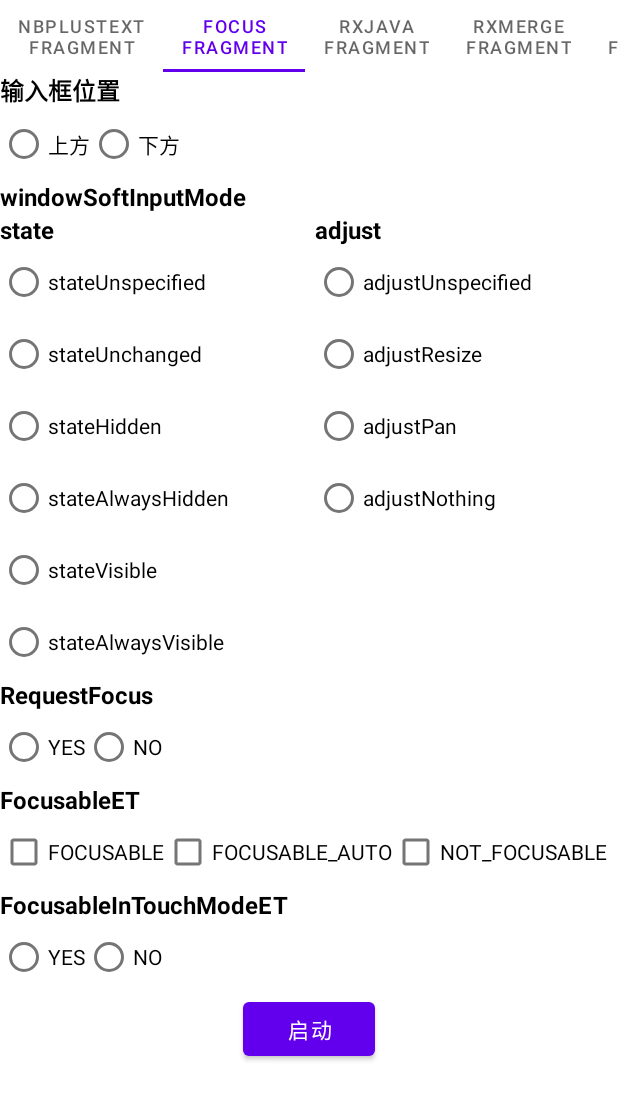
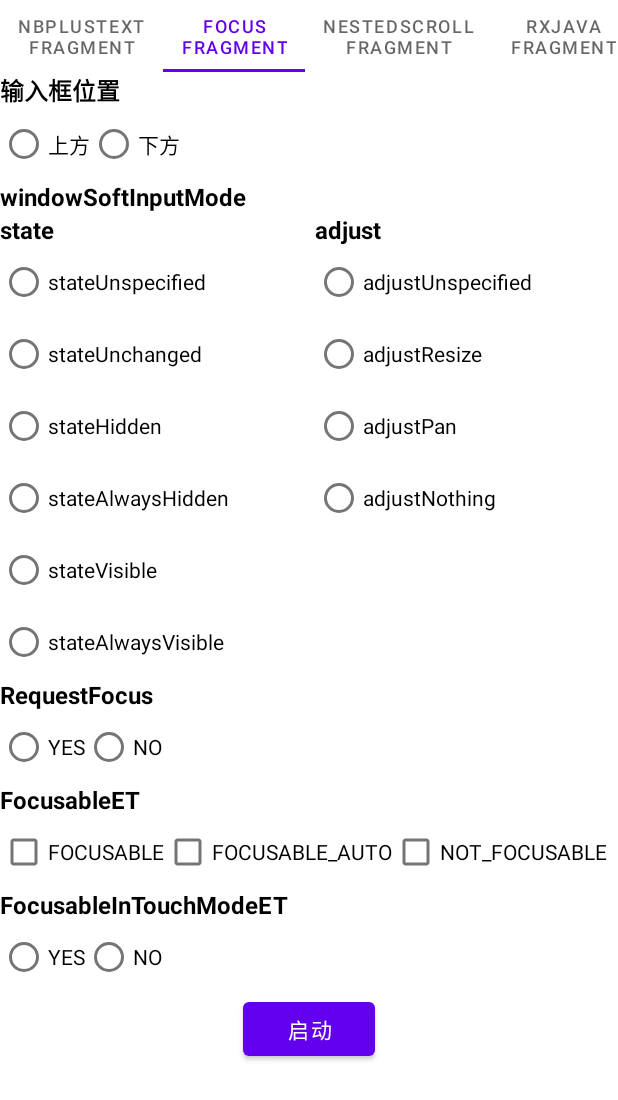
Before and after one commit to jingtianer/android_demo, an Android app: the screen it shows after launch (MainActivity), tab 2 chosen, on a phone screen of 412 x 824 dp. Shown: the top 1100 px of the screen. Run offline under Robolectric (Android 15) with nearby library versions, the phone set to English and light mode, and no system bars; our stand-ins replace RxJava.

Commit message:
嵌套滑动

```diff
--- a/app/src/main/java/com/jingtian/demoapp/main/MainActivity.kt
+++ b/app/src/main/java/com/jingtian/demoapp/main/MainActivity.kt
@@ -17,6 +17,7 @@ import com.jingtian.demoapp.main.fragments.BuildInfoFragment
 import com.jingtian.demoapp.main.fragments.FocusFragment
 import com.jingtian.demoapp.main.fragments.FragmentInfoFragment
 import com.jingtian.demoapp.main.fragments.NBPlusTextFragment
+import com.jingtian.demoapp.main.fragments.NestedScrollFragment
 import com.jingtian.demoapp.main.fragments.OverDrawFragment
 import com.jingtian.demoapp.main.fragments.RxJavaFragment
 import com.jingtian.demoapp.main.fragments.RxMergeFragment
@@ -44,6 +45,7 @@ class MainActivity : AppCompatActivity() {
     private val fragmentList: List<Lazy<BaseFragment>> = listOf(
         NBPlusTextFragment::class.java to arrayOf<Any>(),
         FocusFragment::class.java to arrayOf<Any>(),
+        NestedScrollFragment::class.java to arrayOf<Any>(),
         RxJavaFragment::class.java to arrayOf<Any>(),
         RxMergeFragment::class.java to arrayOf<Any>(),
         RxZipFragment::class.java to arrayOf<Any>(),
--- /dev/null
+++ b/app/src/main/java/com/jingtian/demoapp/main/fragments/NestedScrollFragment.kt
@@ -0,0 +1,83 @@
+package com.jingtian.demoapp.main.fragments
+
+import android.content.Context
+import android.graphics.Color
+import android.os.Bundle
+import android.view.LayoutInflater
+import android.view.View
+import android.view.ViewGroup
+import androidx.recyclerview.widget.LinearLayoutManager
+import androidx.recyclerview.widget.RecyclerView
+import com.jingtian.demoapp.databinding.FragmentNestedScrollBinding
+import com.jingtian.demoapp.main.ScreenUtils.screenHeight
+import com.jingtian.demoapp.main.dp
+import kotlin.random.Random
+
+object NestedScrollFragment : BaseFragment() {
+    private lateinit var binding: FragmentNestedScrollBinding
+    private val adapter = ColorBlockAdapter()
+
+    override fun onCreateView(
+        inflater: LayoutInflater,
+        container: ViewGroup?,
+        savedInstanceState: Bundle?
+    ): View {
+        binding = FragmentNestedScrollBinding.inflate(inflater, container, false)
+        return binding.root
+    }
+
+    override fun onViewCreated(view: View, savedInstanceState: Bundle?) {
+        super.onViewCreated(view, savedInstanceState)
+        with(binding.recyclerView) {
+            adapter = this@NestedScrollFragment.adapter
+            layoutManager = LinearLayoutManager(context, LinearLayoutManager.VERTICAL, false)
+            isNestedScrollingEnabled = true
+            layoutParams?.height = context.screenHeight
+            binding.nestedScrollView.setInnerRecyclerView(this)
+        }
+        for (i in 0 until 200) {
+            adapter.addData()
+        }
+    }
+
+    class ColorBlockHolder(context: Context) :
+        RecyclerView.ViewHolder(View(context)) {
+        fun onBind(color: Int, height: Int) {
+            itemView.layoutParams = if (itemView.layoutParams != null) {
+                itemView.layoutParams.height = height
+                itemView.layoutParams
+            } else {
+                RecyclerView.LayoutParams(RecyclerView.LayoutParams.MATCH_PARENT, height)
+            }
+            itemView.setBackgroundColor(color)
+        }
+    }
+
+    class ColorBlockAdapter : RecyclerView.Adapter<ColorBlockHolder>() {
+        private val random = Random
+        private val dataList = mutableListOf<Pair<Int, Int>>()
+        override fun onCreateViewHolder(parent: ViewGroup, viewType: Int): ColorBlockHolder {
+            return ColorBlockHolder(parent.context)
+        }
+
+        override fun getItemCount(): Int {
+            return dataList.size
+        }
+
+        override fun onBindViewHolder(holder: ColorBlockHolder, position: Int) {
+            val (color, height) = dataList[position]
+            holder.onBind(color, height)
+        }
+
+        fun addData() {
+            dataList.add(
+                Color.argb(
+                    255,
+                    random.nextInt(0, 255),
+                    random.nextInt(0, 255),
+                    random.nextInt(0, 255)
+                ) to random.nextInt(50, 400).toFloat().dp.toInt()
+            )
+        }
+    }
+}
--- /dev/null
+++ b/app/src/main/java/com/jingtian/demoapp/main/widget/FixedNestedScrollView.kt
@@ -0,0 +1,46 @@
+package com.jingtian.demoapp.main.widget
+
+import android.content.Context
+import android.util.AttributeSet
+import android.view.MotionEvent
+import android.view.View
+import androidx.core.widget.NestedScrollView
+import androidx.recyclerview.widget.RecyclerView
+
+class FixedNestedScrollView @JvmOverloads constructor(
+    context: Context,
+    attrs: AttributeSet? = null,
+    defStyleAttr: Int = 0
+) :
+    NestedScrollView(context, attrs, defStyleAttr) {
+
+    private var recyclerView: RecyclerView? = null
+
+    override fun onNestedPreScroll(target: View, dx: Int, dy: Int, consumed: IntArray, type: Int) {
+        if (shouldConsumeVerticalScroll(target, dy)) {
+            super.onNestedScroll(target, 0, 0, dx, dy, type, consumed)
+        }
+        super.onNestedPreScroll(target, dx, dy, consumed, type)
+    }
+
+    private fun shouldConsumeVerticalScroll(target: View, dy: Int): Boolean {
+        return dy < 0 && !target.canScrollVertically(-1)
+                || dy > 0 && canScrollVertically(1)
+    }
+
+    fun setInnerRecyclerView(recyclerView: RecyclerView) {
+        this.recyclerView = recyclerView
+    }
+
+    override fun fling(velocityY: Int) {
+        super.fling(velocityY)
+        if (velocityY > 0) {
+            recyclerView?.fling(0, velocityY)
+        }
+    }
+
+    override fun onInterceptTouchEvent(ev: MotionEvent): Boolean {
+        return false
+    }
+
+}
```
Also changed, not shown: app/src/main/res/layout/fragment_nested_scroll.xml (added, +39 -0 lines).
